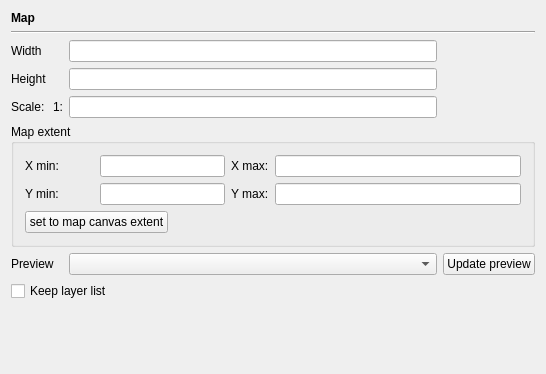
First picture: the form in qgis/src/ui/qgscomposermapwidgetbase.ui, repository sourcepole/qgis, before the edit.
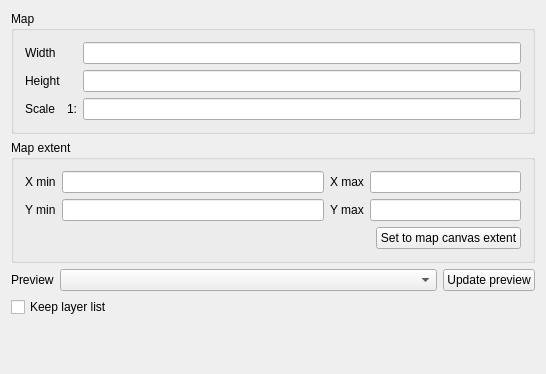
Second picture: the form after the edit.

Commit message: HIG compliance for composer and it's dialogs

```diff
--- a/qgis/src/ui/qgscomposermapwidgetbase.ui
+++ b/qgis/src/ui/qgscomposermapwidgetbase.ui
@@ -19,30 +19,16 @@
   <property name="windowTitle">
    <string>Map options</string>
   </property>
-  <layout class="QGridLayout" name="gridLayout">
-   <item row="0" column="0">
-    <widget class="QLabel" name="mNameLabel">
-     <property name="text">
-      <string>&lt;b&gt;Map&lt;/b&gt;</string>
+  <layout class="QGridLayout" >
+   <item row="0" column="0" colspan="3" >
+    <widget class="QGroupBox" name="groupBox" >
+     <property name="title" >
+      <string>Map</string>
      </property>
-    </widget>
-   </item>
-   <item row="1" column="0" colspan="5">
-    <widget class="Line" name="line1">
-     <property name="frameShape">
-      <enum>QFrame::HLine</enum>
-     </property>
-     <property name="frameShadow">
-      <enum>QFrame::Sunken</enum>
-     </property>
-     <property name="orientation">
-      <enum>Qt::Horizontal</enum>
-     </property>
-    </widget>
-   </item>
-   <item row="2" column="0">
-    <widget class="QLabel" name="textLabel1">
-     <property name="text">
+     <layout class="QGridLayout" >
+      <item row="0" column="0" >
+       <widget class="QLabel" name="textLabel1" >
+        <property name="text" >
       <string>Width</string>
      </property>
      <property name="wordWrap">
@@ -53,12 +39,12 @@
      </property>
     </widget>
    </item>
-   <item row="2" column="3">
-    <widget class="QLineEdit" name="mWidthLineEdit"/>
-   </item>
-   <item row="3" column="0">
-    <widget class="QLabel" name="textLabel2">
-     <property name="text">
+      <item row="0" column="2" >
+       <widget class="QLineEdit" name="mWidthLineEdit" />
+      </item>
+      <item row="1" column="0" >
+       <widget class="QLabel" name="textLabel2" >
+        <property name="text" >
       <string>Height</string>
      </property>
      <property name="wordWrap">
@@ -69,28 +55,28 @@
      </property>
     </widget>
    </item>
-   <item row="3" column="3">
-    <widget class="QLineEdit" name="mHeightLineEdit"/>
-   </item>
-   <item row="4" column="0">
-    <widget class="QLabel" name="label_2">
-     <property name="sizePolicy">
-      <sizepolicy hsizetype="Preferred" vsizetype="Preferred">
+      <item row="1" column="2" >
+       <widget class="QLineEdit" name="mHeightLineEdit" />
+      </item>
+      <item row="2" column="0" >
+       <widget class="QLabel" name="label_2" >
+        <property name="sizePolicy" >
+         <sizepolicy vsizetype="Preferred" hsizetype="Preferred" >
        <horstretch>0</horstretch>
        <verstretch>0</verstretch>
       </sizepolicy>
      </property>
-     <property name="text">
-      <string>Scale:</string>
-     </property>
-     <property name="wordWrap">
+        <property name="text" >
+         <string>Scale</string>
+        </property>
+        <property name="wordWrap" >
       <bool>true</bool>
      </property>
     </widget>
    </item>
-   <item row="4" column="1" colspan="2">
-    <widget class="QLabel" name="label">
-     <property name="text">
+      <item row="2" column="1" >
+       <widget class="QLabel" name="label" >
+        <property name="text" >
       <string>1:</string>
      </property>
      <property name="alignment">
@@ -98,82 +84,75 @@
      </property>
     </widget>
    </item>
-   <item row="4" column="3">
-    <widget class="QLineEdit" name="mScaleLineEdit"/>
-   </item>
-   <item row="5" column="0" colspan="5">
-    <widget class="QGroupBox" name="mMapExtentGroupBox">
-     <property name="title">
+      <item row="2" column="2" >
+       <widget class="QLineEdit" name="mScaleLineEdit" >
+        <property name="inputMask" >
+         <string/>
+        </property>
+       </widget>
+      </item>
+     </layout>
+    </widget>
+   </item>
+   <item row="1" column="0" colspan="3" >
+    <widget class="QGroupBox" name="mMapExtentGroupBox" >
+     <property name="title" >
       <string>Map extent</string>
      </property>
-     <layout class="QGridLayout">
-      <item row="0" column="0">
-       <layout class="QVBoxLayout">
-        <item>
-         <widget class="QLabel" name="mXMinLabel">
-          <property name="enabled">
+     <layout class="QGridLayout" >
+      <item row="0" column="0" >
+       <widget class="QLabel" name="mXMinLabel" >
+        <property name="enabled" >
            <bool>true</bool>
           </property>
-          <property name="text">
-           <string>X min:</string>
-          </property>
-         </widget>
-        </item>
-        <item>
-         <widget class="QLabel" name="mYMinLabel">
-          <property name="text">
-           <string>Y min:</string>
+        <property name="text" >
+         <string>X min</string>
+        </property>
+        <property name="buddy" >
+         <cstring>mXMinLineEdit</cstring>
           </property>
          </widget>
         </item>
-       </layout>
+      <item row="0" column="1" >
+       <widget class="QLineEdit" name="mXMinLineEdit" />
       </item>
-      <item row="0" column="1" colspan="2">
-       <layout class="QVBoxLayout">
-        <item>
-         <widget class="QLineEdit" name="mXMinLineEdit"/>
-        </item>
-        <item>
-         <widget class="QLineEdit" name="mYMinLineEdit"/>
-        </item>
-       </layout>
-      </item>
-      <item row="0" column="3">
-       <layout class="QVBoxLayout">
-        <item>
-         <widget class="QLabel" name="mXMaxLabel">
-          <property name="text">
-           <string>X max:</string>
-          </property>
-         </widget>
-        </item>
-        <item>
-         <widget class="QLabel" name="mYMaxLabel">
-          <property name="text">
-           <string>Y max:</string>
-          </property>
-         </widget>
-        </item>
-       </layout>
+      <item row="0" column="2" >
+       <widget class="QLabel" name="mXMaxLabel" >
+        <property name="text" >
+         <string>X max</string>
+        </property>
+        <property name="buddy" >
+         <cstring>mXMaxLineEdit</cstring>
+        </property>
+       </widget>
+      </item>
+      <item row="0" column="3" colspan="2" >
+       <widget class="QLineEdit" name="mXMaxLineEdit" />
+      </item>
+      <item row="1" column="0" >
+       <widget class="QLabel" name="mYMinLabel" >
+        <property name="text" >
+         <string>Y min</string>
+        </property>
+        <property name="buddy" >
+         <cstring>mYMinLineEdit</cstring>
+        </property>
+       </widget>
+      </item>
+      <item row="1" column="1" >
+       <widget class="QLineEdit" name="mYMinLineEdit" />
       </item>
-      <item row="0" column="4">
-       <layout class="QVBoxLayout">
-        <item>
-         <widget class="QLineEdit" name="mXMaxLineEdit"/>
-        </item>
-        <item>
-         <widget class="QLineEdit" name="mYMaxLineEdit"/>
-        </item>
-       </layout>
-      </item>
-      <item row="1" column="0" colspan="2">
-       <widget class="QPushButton" name="mSetToMapCanvasExtentButton">
-        <property name="text">
-         <string>set to map canvas extent</string>
+      <item row="1" column="2" >
+       <widget class="QLabel" name="mYMaxLabel" >
+        <property name="text" >
+         <string>Y max</string>
         </property>
        </widget>
       </item>
-      <item row="1" column="2" colspan="3">
+      <item row="1" column="3" colspan="2" >
+       <widget class="QLineEdit" name="mYMaxLineEdit" />
+      </item>
+      <item row="2" column="0" colspan="4" >
        <spacer>
         <property name="orientation">
          <enum>Qt::Horizontal</enum>
@@ -186,12 +165,19 @@
         </property>
        </spacer>
       </item>
+      <item row="2" column="4" >
+       <widget class="QPushButton" name="mSetToMapCanvasExtentButton" >
+        <property name="text" >
+         <string>Set to map canvas extent</string>
+        </property>
+       </widget>
+      </item>
      </layout>
     </widget>
    </item>
-   <item row="6" column="0" colspan="2">
-    <widget class="QLabel" name="mPreviewModeLabel">
-     <property name="text">
+   <item row="2" column="0" >
+    <widget class="QLabel" name="mPreviewModeLabel" >
+     <property name="text" >
       <string>Preview</string>
      </property>
      <property name="wordWrap">
@@ -202,31 +188,31 @@
      </property>
     </widget>
    </item>
-   <item row="6" column="3">
-    <widget class="QComboBox" name="mPreviewModeComboBox">
-     <property name="sizePolicy">
-      <sizepolicy hsizetype="Expanding" vsizetype="Fixed">
+   <item row="2" column="1" >
+    <widget class="QComboBox" name="mPreviewModeComboBox" >
+     <property name="sizePolicy" >
+      <sizepolicy vsizetype="Fixed" hsizetype="Expanding" >
        <horstretch>0</horstretch>
        <verstretch>0</verstretch>
       </sizepolicy>
      </property>
     </widget>
    </item>
-   <item row="6" column="4">
-    <widget class="QPushButton" name="mUpdatePreviewButton">
-     <property name="text">
+   <item row="2" column="2" >
+    <widget class="QPushButton" name="mUpdatePreviewButton" >
+     <property name="text" >
       <string>Update preview</string>
      </property>
     </widget>
    </item>
-   <item row="7" column="0" colspan="4">
-    <widget class="QCheckBox" name="mKeepLayerListCheckBox">
-     <property name="text">
+   <item row="3" column="0" colspan="2" >
+    <widget class="QCheckBox" name="mKeepLayerListCheckBox" >
+     <property name="text" >
       <string>Keep layer list</string>
      </property>
     </widget>
    </item>
-   <item row="8" column="2" colspan="3">
+   <item row="4" column="1" colspan="2" >
     <spacer>
      <property name="orientation">
       <enum>Qt::Vertical</enum>
@@ -241,7 +227,7 @@
    </item>
   </layout>
  </widget>
- <layoutdefault spacing="6" margin="11"/>
+ <layoutdefault spacing="6" margin="11" />
  <tabstops>
   <tabstop>mWidthLineEdit</tabstop>
   <tabstop>mHeightLineEdit</tabstop>
```
Left out of the diff: 46 changed lines with no effect on the pictures. Lines whose indentation alone changed are shown as unchanged. The commit also changes 7 other files.
